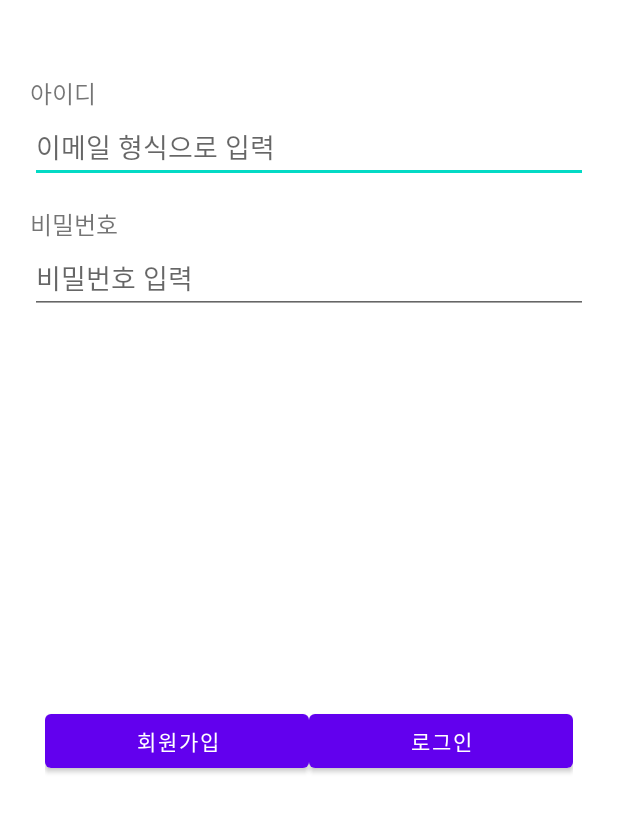
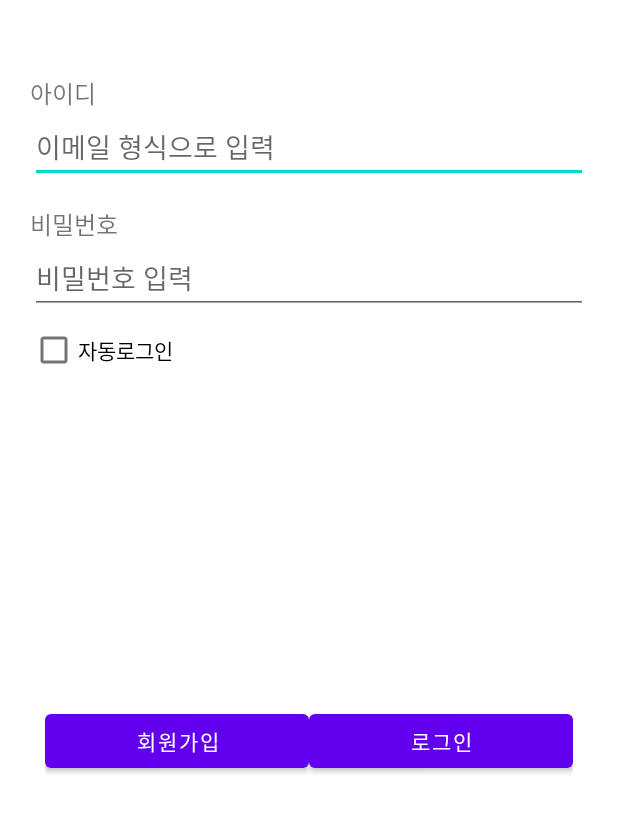
Before and after one commit to spris1513/Colosseum_211024, an Android app: the screen it shows after launch (LoginActivity), on a phone screen of 412 x 824 dp, the part 414-1236 px from its top. Run offline under Robolectric (Android 15) with nearby library versions, the phone set to English and light mode, and no system bars; our stand-ins replace data binding.

Commit message:
자동로그인 여부 저장, 조회하는 기능 추가

```diff
--- a/app/src/main/res/layout/activity_login.xml
+++ b/app/src/main/res/layout/activity_login.xml
@@ -51,6 +51,12 @@
             android:inputType="textPassword"
             android:hint="비밀번호 입력"/>
 
+        <CheckBox
+            android:layout_width="wrap_content"
+            android:layout_height="wrap_content"
+            android:id="@+id/autoLoginCheckBox"
+            android:text="자동로그인"/>
+
         <LinearLayout
             android:layout_width="match_parent"
             android:layout_height="match_parent"
```
Also changed, not shown: app/src/main/java/com/neppplus/colosseum_211024/utils/ContextUtil.kt (+19 -0 lines).
